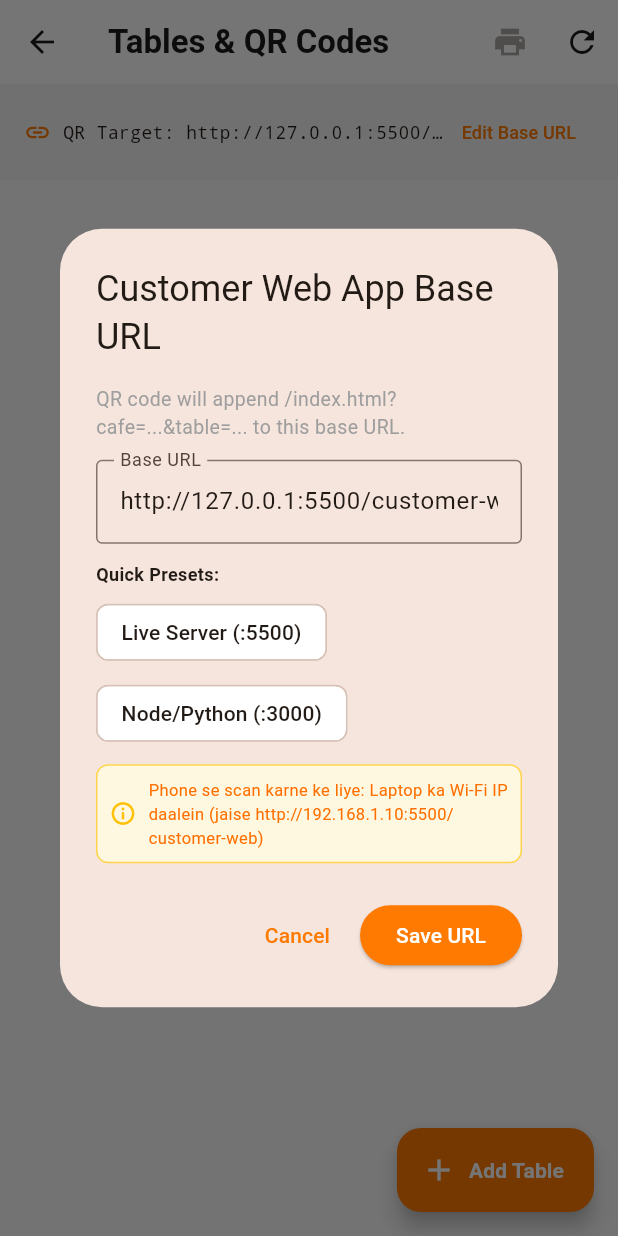
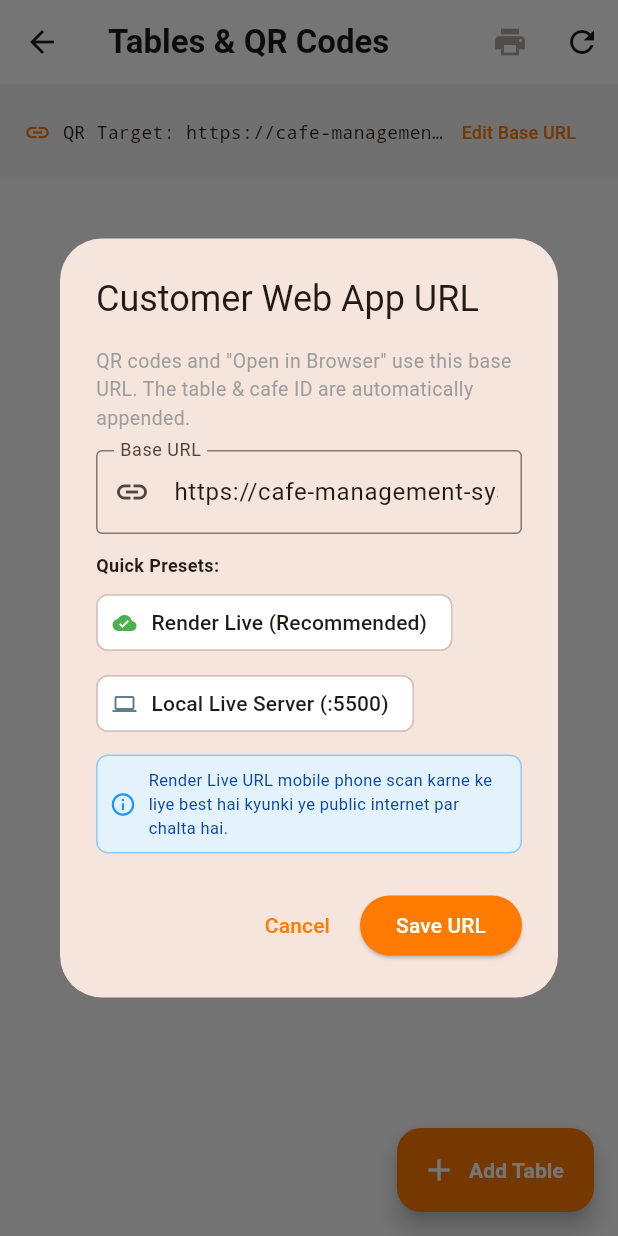
Before and after one commit to ershobhit17/Cafe-Management-System, a Flutter app: the TablesQrScreen screen opened directly, after a tap on "Edit Base URL", on a phone screen of 412 x 824 dp. Run offline on Flutter 3.47's test engine with Material 3 defaults, Android fonts, the phone set to English and light mode, and no system bars; our stand-ins replace fl_chart, flutter_secure_storage, image_picker, pdf, printing, qr_flutter and 1 more; accounts and stored records are empty.

Commit message:
fix(tables): default QR code target and browser links to live Render deployment

```diff
--- a/owner_app/lib/screens/tables/tables_qr_screen.dart
+++ b/owner_app/lib/screens/tables/tables_qr_screen.dart
@@ -1,4 +1,5 @@
 import 'package:flutter/material.dart';
+import 'package:flutter_secure_storage/flutter_secure_storage.dart';
 import 'package:pdf/pdf.dart';
 import 'package:pdf/widgets.dart' as pw;
 import 'package:printing/printing.dart';
@@ -18,15 +19,28 @@ class TablesQrScreen extends StatefulWidget {
 }
 
 class _TablesQrScreenState extends State<TablesQrScreen> {
-  // Default to Live Server URL since user is running Live Server
-  String _baseUrl = 'http://127.0.0.1:5500/customer-web';
+  final _storage = const FlutterSecureStorage();
+  static const String _keyCustomBaseUrl = 'custom_customer_web_base_url';
+
+  // Default to live Render deployment so QR codes and browser links work everywhere
+  String _baseUrl = SupabaseConfig.customerWebBaseUrl;
 
   @override
   void initState() {
     super.initState();
+    _loadCustomBaseUrl();
     WidgetsBinding.instance.addPostFrameCallback((_) {
       _loadTables();
     });
+  }
+
+  Future<void> _loadCustomBaseUrl() async {
+    try {
+      final saved = await _storage.read(key: _keyCustomBaseUrl);
+      if (saved != null && saved.trim().isNotEmpty && mounted) {
+        setState(() => _baseUrl = saved.trim());
+      }
+    } catch (_) {}
   }
 
   void _loadTables() {
@@ -35,6 +49,19 @@ class _TablesQrScreenState extends State<TablesQrScreen> {
   }
 
   Future<void> _launchWebUrl(String url) async {
+    if (url.contains('127.0.0.1') || url.contains('localhost')) {
+      if (mounted) {
+        ScaffoldMessenger.of(context).showSnackBar(
+          const SnackBar(
+            backgroundColor: Colors.redAccent,
+            duration: Duration(seconds: 4),
+            content: Text(
+              'Notice: 127.0.0.1 phone me open nahi hota. Render URL use karein.',
+            ),
+          ),
+        );
+      }
+    }
     final uri = Uri.parse(url);
     try {
       final launched = await launchUrl(uri, mode: LaunchMode.externalApplication);
@@ -414,13 +441,13 @@ class _TablesQrScreenState extends State<TablesQrScreen> {
     showDialog(
       context: context,
       builder: (ctx) => AlertDialog(
-        title: const Text('Customer Web App Base URL'),
+        title: const Text('Customer Web App URL'),
         content: Column(
           mainAxisSize: MainAxisSize.min,
           crossAxisAlignment: CrossAxisAlignment.start,
           children: [
             const Text(
-              'QR code will append /index.html?cafe=...&table=... to this base URL.',
+              'QR codes and "Open in Browser" use this base URL. The table & cafe ID are automatically appended.',
               style: TextStyle(fontSize: 13, color: Colors.grey),
             ),
             const SizedBox(height: 12),
@@ -429,6 +456,7 @@ class _TablesQrScreenState extends State<TablesQrScreen> {
               decoration: const InputDecoration(
                 labelText: 'Base URL',
                 border: OutlineInputBorder(),
+                prefixIcon: Icon(Icons.link),
               ),
             ),
             const SizedBox(height: 12),
@@ -439,12 +467,14 @@ class _TablesQrScreenState extends State<TablesQrScreen> {
               runSpacing: 6,
               children: [
                 ActionChip(
-                  label: const Text('Live Server (:5500)'),
-                  onPressed: () => c.text = 'http://127.0.0.1:5500/customer-web',
+                  avatar: const Icon(Icons.cloud_done, size: 16, color: Colors.green),
+                  label: const Text('Render Live (Recommended)'),
+                  onPressed: () => c.text = SupabaseConfig.customerWebBaseUrl,
                 ),
                 ActionChip(
-                  label: const Text('Node/Python (:3000)'),
-                  onPressed: () => c.text = 'http://localhost:3000',
+                  avatar: const Icon(Icons.laptop, size: 16, color: Colors.blueGrey),
+                  label: const Text('Local Live Server (:5500)'),
+                  onPressed: () => c.text = 'http://127.0.0.1:5500/customer-web',
                 ),
               ],
             ),
@@ -452,18 +482,18 @@ class _TablesQrScreenState extends State<TablesQrScreen> {
             Container(
               padding: const EdgeInsets.all(8),
               decoration: BoxDecoration(
-                color: Colors.amber.shade50,
+                color: Colors.blue.shade50,
                 borderRadius: BorderRadius.circular(8),
-                border: Border.all(color: Colors.amber.shade300),
+                border: Border.all(color: Colors.blue.shade200),
               ),
               child: Row(
                 children: [
-                  const Icon(Icons.info_outline, size: 18, color: Colors.amber),
+                  const Icon(Icons.info_outline, size: 18, color: Colors.blue),
                   const SizedBox(width: 8),
                   Expanded(
                     child: Text(
-                      'Phone se scan karne ke liye: Laptop ka Wi-Fi IP daalein (jaise http://192.168.1.10:5500/customer-web)',
-                      style: TextStyle(fontSize: 11, color: Colors.amber.shade900),
+                      'Render Live URL mobile phone scan karne ke liye best hai kyunki ye public internet par chalta hai.',
+                      style: TextStyle(fontSize: 11, color: Colors.blue.shade900),
                     ),
                   ),
                 ],
@@ -475,9 +505,13 @@ class _TablesQrScreenState extends State<TablesQrScreen> {
           TextButton(onPressed: () => Navigator.pop(ctx), child: const Text('Cancel')),
           ElevatedButton(
             style: ElevatedButton.styleFrom(backgroundColor: const Color(0xFFFF7A00), foregroundColor: Colors.white),
-            onPressed: () {
-              setState(() => _baseUrl = c.text.trim());
-              Navigator.pop(ctx);
+            onPressed: () async {
+              final newUrl = c.text.trim();
+              if (newUrl.isNotEmpty) {
+                setState(() => _baseUrl = newUrl);
+                await _storage.write(key: _keyCustomBaseUrl, value: newUrl);
+              }
+              if (ctx.mounted) Navigator.pop(ctx);
             },
             child: const Text('Save URL'),
           ),
@@ -490,7 +524,7 @@ class _TablesQrScreenState extends State<TablesQrScreen> {
   Widget build(BuildContext context) {
     final auth = context.watch<AuthService>();
     final cafeService = context.watch<CafeService>();
-    final cafeName = SupabaseConfig.demoCafeName;
+    final cafeName = auth.currentCafeName.isNotEmpty ? auth.currentCafeName : SupabaseConfig.demoCafeName;
 
     return Scaffold(
       appBar: AppBar(
```
